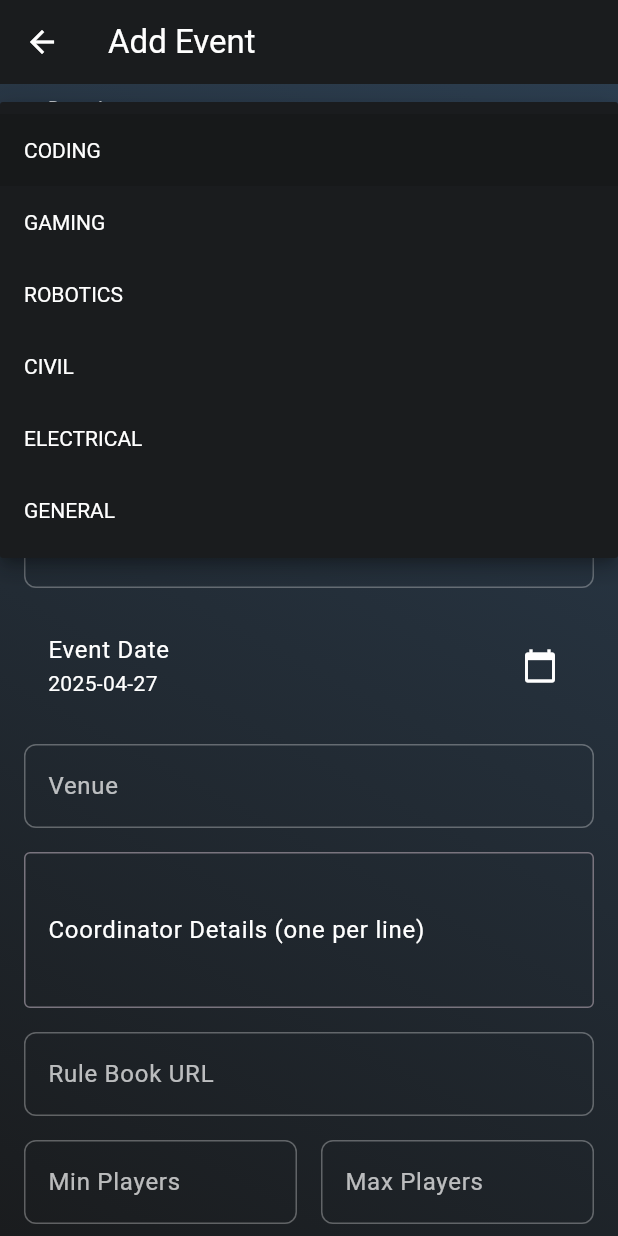
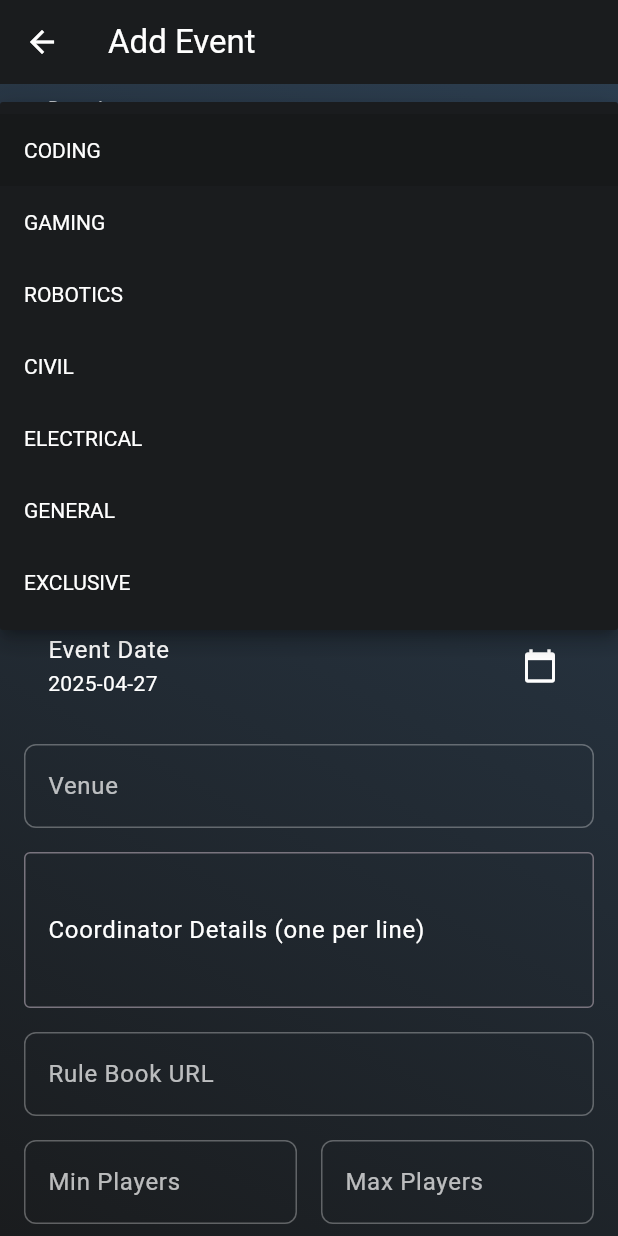
Before and after one commit to Savi-07/Paridhi_Admin, a Flutter app: the EventFormScreen screen opened by its route, after a tap on "CODING", on a phone screen of 412 x 824 dp. Run offline on Flutter 3.47's test engine with Material 3 defaults, Android fonts, the phone set to English and light mode, and no system bars; our stand-ins replace dio, flutter_svg, font_awesome_flutter, image_picker, pin_code_fields, shared_preferences and 1 more; accounts and stored records are empty.

Commit message:
Added Exclusive events

```diff
--- a/lib/screens/event_form_screen.dart
+++ b/lib/screens/event_form_screen.dart
@@ -43,7 +43,8 @@ class _EventFormScreenState extends State<EventFormScreen> {
     'ROBOTICS',
     'CIVIL',
     'ELECTRICAL',
-    'GENERAL'
+    'GENERAL',
+    'EXCLUSIVE'
   ];
   final List<String> _eventTypes = ['MAIN', 'ON_SPOT'];
 
```
